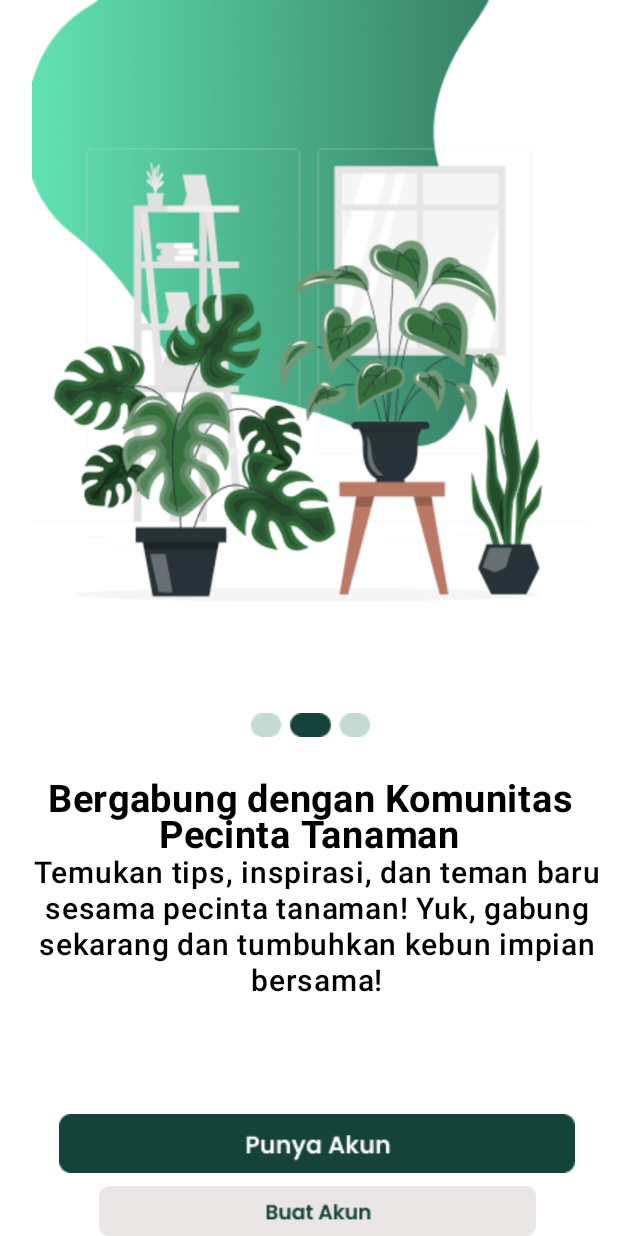
After one commit to RikoMaulana22/Plantwise1, an Android app built with Jetpack Compose: the composable OnboardScreen2 shown on its own in the app's theme, on a phone screen of 412 x 824 dp. The commit adds this screen. Run offline under Robolectric (Android 15) with nearby library versions, the phone set to English and light mode, and no system bars.

Commit message:
nambahin screen onboarding (masih 2) sama resource pada drawable

```diff
--- a/app/src/main/java/com/example/planwise1/MainActivity.kt
+++ b/app/src/main/java/com/example/planwise1/MainActivity.kt
@@ -19,7 +19,7 @@ class MainActivity : ComponentActivity() {
         super.onCreate(savedInstanceState)
         enableEdgeToEdge()
         setContent {
-            CameraScreen()
+            Profile()
         }
     }
 }
--- /dev/null
+++ b/app/src/main/java/com/example/planwise1/OnboardScreen2.kt
@@ -0,0 +1,128 @@
+package com.example.planwise1
+
+import androidx.compose.foundation.Image
+import androidx.compose.foundation.background
+import androidx.compose.foundation.layout.Arrangement
+import androidx.compose.foundation.layout.Box
+import androidx.compose.foundation.layout.Column
+import androidx.compose.foundation.layout.Spacer
+import androidx.compose.foundation.layout.fillMaxSize
+import androidx.compose.foundation.layout.fillMaxWidth
+import androidx.compose.foundation.layout.height
+import androidx.compose.foundation.layout.padding
+import androidx.compose.foundation.layout.width
+import androidx.compose.material3.IconButton
+import androidx.compose.material3.Text
+import androidx.compose.runtime.Composable
+import androidx.compose.ui.Alignment
+import androidx.compose.ui.Modifier
+import androidx.compose.ui.focus.focusModifier
+import androidx.compose.ui.graphics.Color
+import androidx.compose.ui.res.painterResource
+import androidx.compose.ui.text.font.FontWeight
+import androidx.compose.ui.text.style.TextAlign
+import androidx.compose.ui.unit.dp
+import androidx.compose.ui.unit.sp
+
+@Composable
+fun OnboardScreen2(){
+    Column(modifier = Modifier
+        .background(color = Color.Yellow)
+        .fillMaxSize(),
+        horizontalAlignment = Alignment.CenterHorizontally)
+    {
+
+        Box(modifier = Modifier
+            .fillMaxWidth()
+            .background(color = Color.White))
+        {
+
+            Image(
+                modifier = Modifier
+                    .width(412.dp)
+                    .height(917.dp),
+                painter = painterResource(
+                    id = R.drawable.onboarddua),
+                contentDescription = null)
+
+            Box(modifier = Modifier
+                .fillMaxSize()
+                .padding(start = 167.dp,top = 475.dp))
+            {
+
+                Image(
+                    modifier = Modifier
+                        .width(79.dp)
+                        .height(16.dp),
+                    painter = painterResource(
+                        id = R.drawable.sliderdua),
+                    contentDescription = null)
+
+            }
+
+            Box(modifier = Modifier
+                .fillMaxSize()
+                .padding(top = 518.dp))
+            {
+
+                Text(
+                    text = "Bergabung dengan Komunitas Pecinta Tanaman",
+                    fontSize = 25.sp,
+                    fontWeight = FontWeight.Bold,
+                    color = Color.Black,
+                    textAlign = TextAlign.Center
+                )
+
+            }
+
+            Box(modifier = Modifier
+                .fillMaxSize()
+                .padding(start = 10.dp, top = 570.dp))
+            {
+
+                Text(
+                    text = "Temukan tips, inspirasi, " +
+                            "dan teman baru sesama pecinta tanaman! " +
+                            "Yuk, gabung sekarang dan tumbuhkan kebun impian bersama!",
+                    fontSize = 20.sp,
+                    fontWeight = FontWeight.Medium,
+                    color = Color.Black,
+                    textAlign = TextAlign.Center
+                )
+
+            }
+            Column(modifier = Modifier
+                .fillMaxWidth()
+                .padding(start = 10.dp, top = 742.dp),
+                horizontalAlignment = Alignment.CenterHorizontally,
+                verticalArrangement = Arrangement.Center)
+            {
+
+                IconButton(onClick = { /*TODO()*/},
+                    modifier = Modifier.width(370.dp) .height(39.dp)) {
+                    Image(
+                        modifier = Modifier
+                            .width(344.dp)
+                            .height(39.dp),
+                        painter = painterResource(id = R.drawable.btnpunya),
+                        contentDescription = null
+                    )
+                }
+                Spacer(modifier = Modifier.height(9.dp))
+                IconButton(onClick = { /*TODO()*/},
+                    modifier = Modifier.width(370.dp) .height(39.dp)) {
+                    Image(
+                        modifier = Modifier
+                            .width(344.dp)
+                            .height(39.dp),
+                        painter = painterResource(id = R.drawable.btngak),
+                        contentDescription = null
+                    )
+                }
+
+            }
+
+        }
+
+    }
+}
--- a/app/src/main/java/com/example/planwise1/Profil.kt
+++ b/app/src/main/java/com/example/planwise1/Profil.kt
@@ -265,7 +265,7 @@ fun Profile(){
         item {
             Column(modifier = Modifier
                 .background(color = Color.White)
-                .padding(start = 30.dp, top = 70.dp, bottom = 20.dp),
+                .padding(start = 45.dp, top = 70.dp, bottom = 20.dp),
                 horizontalAlignment = Alignment.CenterHorizontally)
             {
                 IconButton(
```
Also changed, not shown: app/src/main/java/com/example/planwise1/OnboardScreen.kt (added, +129 -0 lines), app/src/main/res/drawable/btngak.png (added), app/src/main/res/drawable/btnpunya.png (added), app/src/main/res/drawable/onboarddua.png (added), app/src/main/res/drawable/onboardsatuuu.png (added), app/src/main/res/drawable/sliderdua.png (added), app/src/main/res/drawable/slidersatu.png (added).
